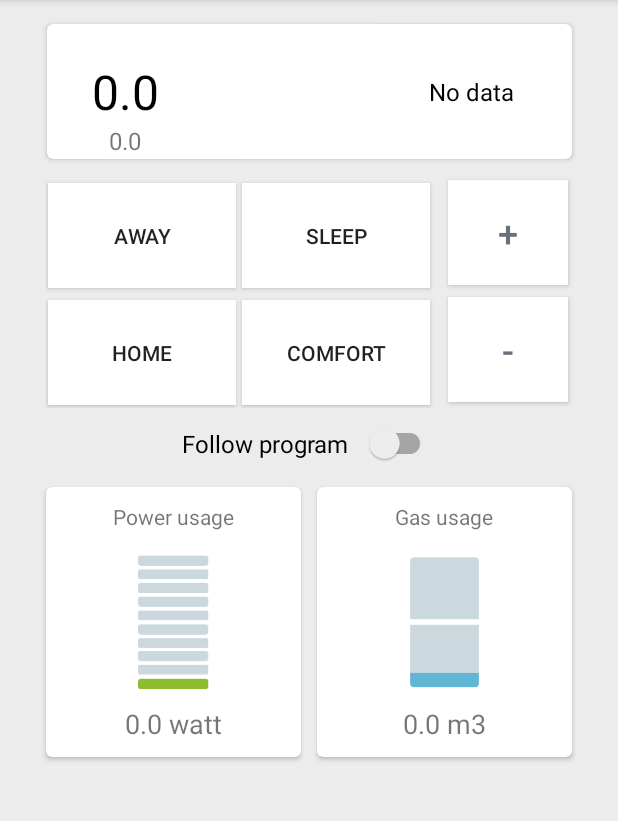
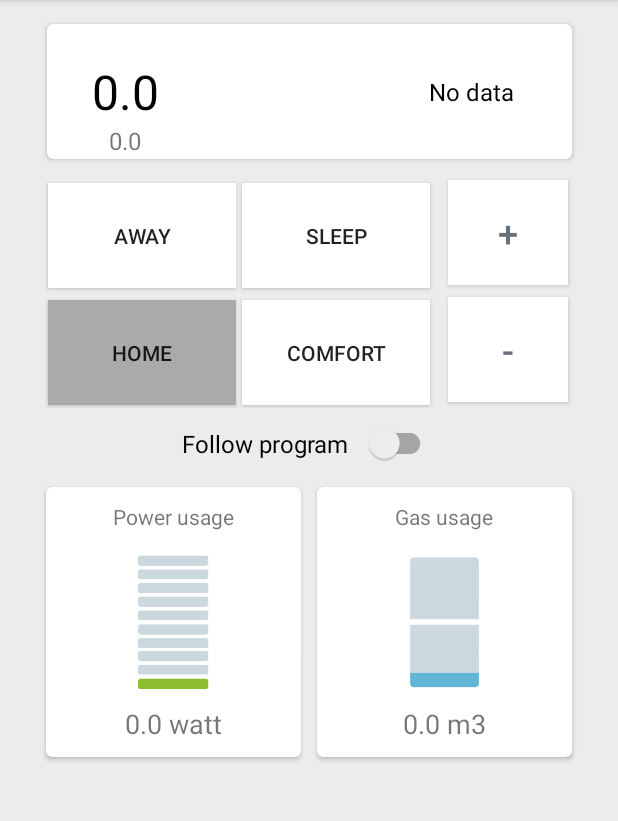
Before and after one commit to Inversion-NL/Toon-Android, an Android app: the MainActivity screen opened directly, with no data from a screen before it, after a tap on "HOME", on a phone screen of 412 x 824 dp, the part 84-905 px from its top. Run offline under Robolectric (Android 15) with nearby library versions, the phone set to English and light mode, and no system bars; 2 statements that could not run were skipped; 1 other tap on this screen came first.

Commit message:
Bugfix for https://github.com/fabianblom/Toon-Android/issues/5

```diff
--- a/app/build.gradle
+++ b/app/build.gradle
@@ -9,8 +9,8 @@ android {
         applicationId 'com.toonapps.toon'
         minSdkVersion 15
         targetSdkVersion 28
-        versionCode 1
-        versionName "0.5"
+        versionCode 2
+        versionName "0.5.1"
         testInstrumentationRunner "androidx.test.runner.AndroidJUnitRunner"
     }
     dataBinding {
@@ -34,7 +34,7 @@ dependencies {
     testImplementation 'junit:junit:4.12'
 
     implementation 'androidx.legacy:legacy-support-v4:1.0.0'
-    implementation 'androidx.appcompat:appcompat:1.0.2'
+    implementation 'androidx.appcompat:appcompat:1.1.0-alpha02'
     implementation 'androidx.cardview:cardview:1.0.0'
     implementation 'androidx.constraintlayout:constraintlayout:1.1.3'
 
--- a/app/src/main/java/com/toonapps/toon/view/MainActivity.java
+++ b/app/src/main/java/com/toonapps/toon/view/MainActivity.java
@@ -8,7 +8,6 @@ import android.view.MenuItem;
 import android.view.View;
 import android.view.View.OnClickListener;
 import android.view.animation.AlphaAnimation;
-import android.widget.Button;
 import android.widget.CompoundButton;
 import android.widget.ImageView;
 import android.widget.TextView;
@@ -29,6 +28,7 @@ import java.text.MessageFormat;
 import java.text.SimpleDateFormat;
 
 import androidx.appcompat.app.AppCompatActivity;
+import androidx.appcompat.widget.AppCompatToggleButton;
 import androidx.appcompat.widget.SwitchCompat;
 import androidx.core.content.ContextCompat;
 
@@ -39,10 +39,10 @@ public class MainActivity extends AppCompatActivity implements ITemperatureListe
     private TextView txtvNextProgram;
     private TextView txtvCurrentPowerUse;
     private TextView txtvCurrentGasUse;
-    private Button btnAwayMode;
-    private Button btnSleepMode;
-    private Button btnCozyMode;
-    private Button btnHomeMode;
+    private AppCompatToggleButton btnAwayMode;
+    private AppCompatToggleButton btnSleepMode;
+    private AppCompatToggleButton btnCozyMode;
+    private AppCompatToggleButton btnHomeMode;
     private SwitchCompat swIsProgramOn;
     private ImageView imgvCurrentPower;
     private ImageView imgvCurrentGas;
@@ -140,19 +140,23 @@ public class MainActivity extends AppCompatActivity implements ITemperatureListe
 
     private OnClickListener onButtonClicked = new OnClickListener() {
         public void onClick(View v) {
-        v.startAnimation(animButtonClick);
+        //v.startAnimation(animButtonClick);
         switch(v.getId()){
             case R.id.btnAwayMode:
                 TemperatureController.getInstance().setTemperatureMode(ThermostatInfo.TemperatureMode.AWAY);
+                setButtonState(ThermostatInfo.TemperatureMode.AWAY);
                 break;
             case R.id.btnSleepMode:
                 TemperatureController.getInstance().setTemperatureMode(ThermostatInfo.TemperatureMode.SLEEP);
+                setButtonState(ThermostatInfo.TemperatureMode.SLEEP);
                 break;
             case R.id.btnHomeMode:
                 TemperatureController.getInstance().setTemperatureMode(ThermostatInfo.TemperatureMode.HOME);
+                setButtonState(ThermostatInfo.TemperatureMode.HOME);
                 break;
             case R.id.btnCozyMode:
                 TemperatureController.getInstance().setTemperatureMode(ThermostatInfo.TemperatureMode.COMFORT);
+                setButtonState(ThermostatInfo.TemperatureMode.COMFORT);
                 break;
             case R.id.btnPlus:
                 TemperatureController.getInstance().setTemperatureHigher(0.1);
@@ -163,6 +167,34 @@ public class MainActivity extends AppCompatActivity implements ITemperatureListe
         }
         }
     };
+
+    private void setButtonState(ThermostatInfo.TemperatureMode mode) {
+        switch (mode) {
+            case AWAY:
+                btnSleepMode.setChecked(false);
+                btnHomeMode.setChecked(false);
+                btnCozyMode.setChecked(false);
+                break;
+
+            case SLEEP:
+                btnAwayMode.setChecked(false);
+                btnHomeMode.setChecked(false);
+                btnCozyMode.setChecked(false);
+                break;
+
+            case HOME:
+                btnAwayMode.setChecked(false);
+                btnSleepMode.setChecked(false);
+                btnCozyMode.setChecked(false);
+                break;
+
+            case COMFORT:
+                btnAwayMode.setChecked(false);
+                btnSleepMode.setChecked(false);
+                btnHomeMode.setChecked(false);
+                break;
+        }
+    }
 
     private CompoundButton.OnCheckedChangeListener onCheckedChangeListener = new CompoundButton.OnCheckedChangeListener() {
         @Override
--- a/app/src/main/res/drawable/btn_state_selector.xml
+++ /dev/null
@@ -1,5 +0,0 @@
-<?xml version="1.0" encoding="utf-8"?>
-<selector xmlns:android="http://schemas.android.com/apk/res/android">
-    <item android:state_pressed="true" android:color="#DDDDDD"/>
-    <item android:state_checked="true" android:color="#DDDDDD"/>
-</selector>
--- /dev/null
+++ b/app/src/main/res/drawable/btn_toggle_selector.xml
@@ -0,0 +1,5 @@
+<?xml version="1.0" encoding="utf-8"?>
+<selector xmlns:android="http://schemas.android.com/apk/res/android">
+    <item android:state_checked="false" android:drawable="@android:color/white"  />
+    <item android:state_checked="true" android:drawable="@android:color/darker_gray"  />
+</selector>
--- a/app/src/main/res/layout/activity_main.xml
+++ b/app/src/main/res/layout/activity_main.xml
@@ -94,25 +94,30 @@
         android:layout_marginStart="8dp"
         android:layout_marginEnd="8dp">
 
-        <Button
+        <androidx.appcompat.widget.AppCompatToggleButton
             android:id="@+id/btnAwayMode"
             style="@style/btnMode"
-            android:text="@string/temperature_setting_away"/>
+            tools:checked="false"
+            android:textOn="@string/temperature_setting_away"
+            android:textOff="@string/temperature_setting_away"/>
 
-        <Button
+        <androidx.appcompat.widget.AppCompatToggleButton
             android:id="@+id/btnHomeMode"
             style="@style/btnMode"
-            android:text="@string/temperature_setting_home"/>
+            android:textOn="@string/temperature_setting_home"
+            android:textOff="@string/temperature_setting_home"/>
 
-        <Button
+        <androidx.appcompat.widget.AppCompatToggleButton
             android:id="@+id/btnSleepMode"
             style="@style/btnMode"
-            android:text="@string/temperature_setting_sleeping"/>
+            android:textOn="@string/temperature_setting_sleeping"
+            android:textOff="@string/temperature_setting_sleeping"/>
 
-        <Button
+        <androidx.appcompat.widget.AppCompatToggleButton
             android:id="@+id/btnCozyMode"
             style="@style/btnMode"
-            android:text="@string/temperature_setting_comfort"/>
+            android:textOn="@string/temperature_setting_comfort"
+            android:textOff="@string/temperature_setting_comfort"/>
 
         <Button
             android:id="@+id/btnPlus"
--- a/app/src/main/res/values/styles.xml
+++ b/app/src/main/res/values/styles.xml
@@ -15,7 +15,7 @@
     </style>
 
     <style name="btnMode">
-        <item name="android:background">@android:color/white</item>
+        <item name="android:background">@drawable/btn_toggle_selector</item>
         <item name="android:layout_margin">2dp</item>
         <item name="android:layout_width">125dp</item>
         <item name="android:layout_height">70dp</item>
```
